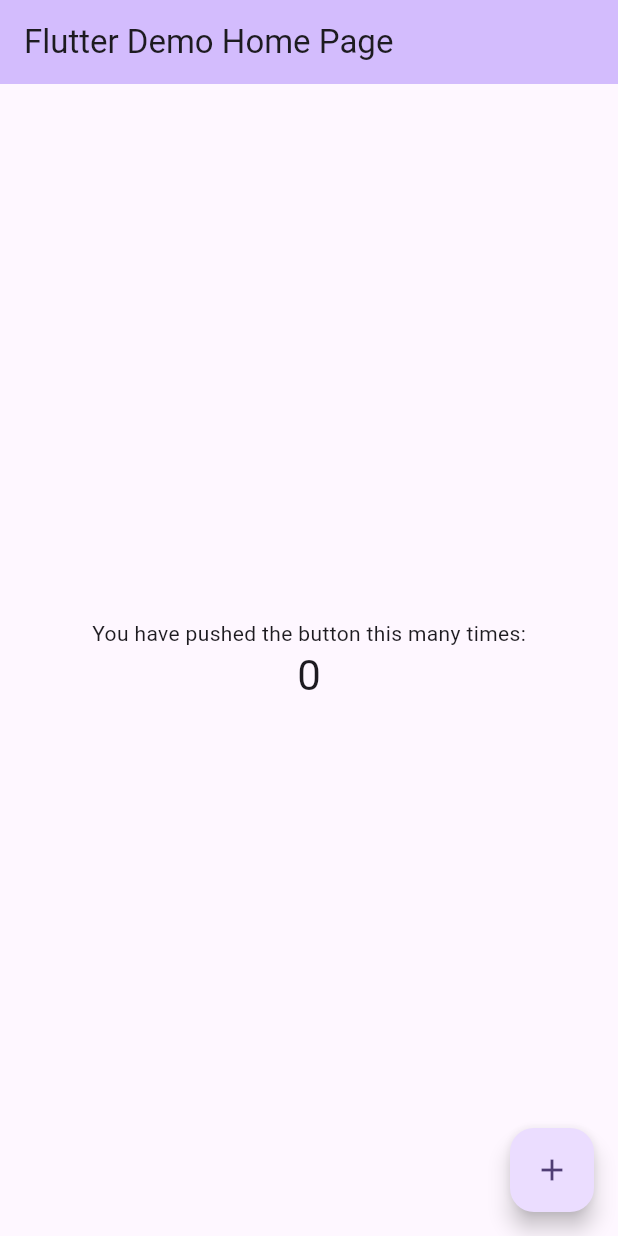
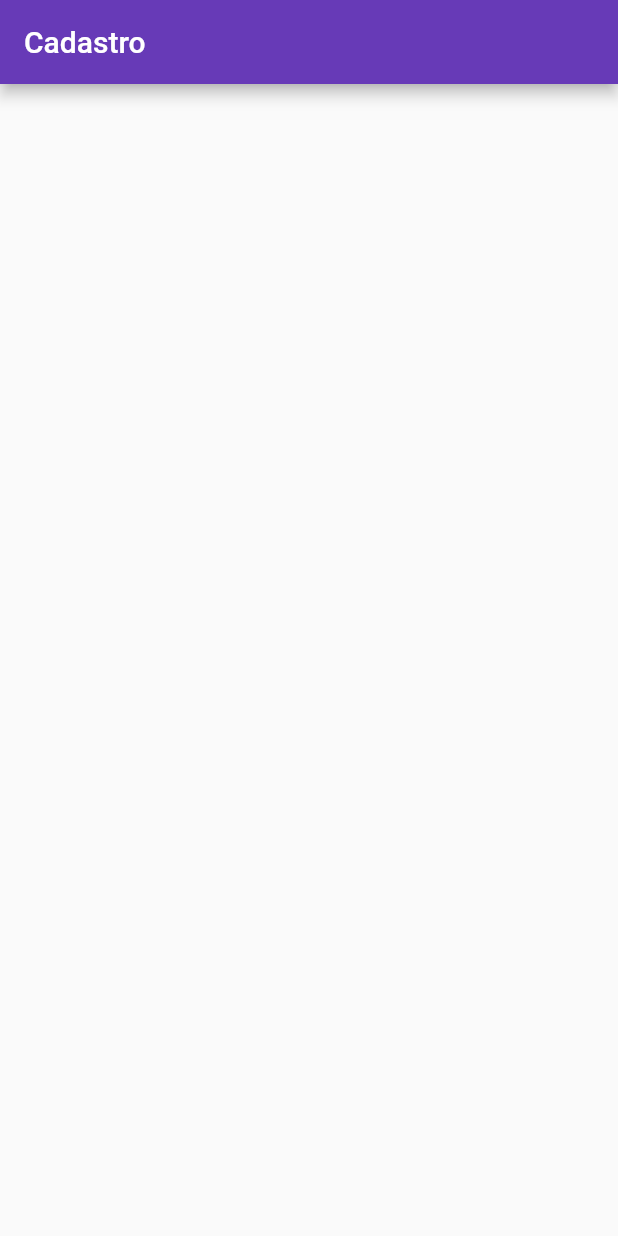
Before and after one commit to ocarlls/Flutter-Contact-Management-Project, a Flutter app: the screen it shows after launch, on a phone screen of 412 x 824 dp. Run offline on Flutter 3.47's test engine with Material 2 defaults, Android fonts, the phone set to English and light mode, and no system bars.

Commit message:
Estruturação da página inicial onde será criado o formulario de cadastro

```diff
--- /dev/null
+++ b/lib/app/pages/app_widget.dart
@@ -0,0 +1,16 @@
+import 'package:crud_flutter/app/pages/register/register_page.dart';
+import 'package:flutter/material.dart';
+
+class MyApp extends StatelessWidget {
+  @override
+  Widget build(BuildContext context) {
+    return MaterialApp(
+      theme: ThemeData(
+        primarySwatch: Colors.deepPurple,
+      ),
+      title: "Flutter Demo",
+      home: RegisterPage(),
+      debugShowCheckedModeBanner: false,
+    );
+  }
+}
--- /dev/null
+++ b/lib/app/pages/register/register_page.dart
@@ -0,0 +1,19 @@
+import 'package:flutter/material.dart';
+
+class RegisterPage extends StatefulWidget {
+  const RegisterPage({super.key});
+
+  @override
+  State<StatefulWidget> createState() => _RegisterPageState();
+}
+
+class _RegisterPageState extends State<RegisterPage> {
+  @override
+  Widget build(BuildContext context) {
+    return Scaffold(
+      appBar: AppBar(
+        title: Text('Cadastro'),
+      ),
+    );
+  }
+}
--- a/lib/main.dart
+++ b/lib/main.dart
@@ -1,125 +1,6 @@
+import 'package:crud_flutter/app/pages/app_widget.dart';
 import 'package:flutter/material.dart';
 
 void main() {
-  runApp(const MyApp());
+  runApp(MyApp());
 }
-
-class MyApp extends StatelessWidget {
-  const MyApp({super.key});
-
-  // This widget is the root of your application.
-  @override
-  Widget build(BuildContext context) {
-    return MaterialApp(
-      title: 'Flutter Demo',
-      theme: ThemeData(
-        // This is the theme of your application.
-        //
-        // TRY THIS: Try running your application with "flutter run". You'll see
-        // the application has a blue toolbar. Then, without quitting the app,
-        // try changing the seedColor in the colorScheme below to Colors.green
-        // and then invoke "hot reload" (save your changes or press the "hot
-        // reload" button in a Flutter-supported IDE, or press "r" if you used
-        // the command line to start the app).
-        //
-        // Notice that the counter didn't reset back to zero; the application
-        // state is not lost during the reload. To reset the state, use hot
-        // restart instead.
-        //
-        // This works for code too, not just values: Most code changes can be
-        // tested with just a hot reload.
-        colorScheme: ColorScheme.fromSeed(seedColor: Colors.deepPurple),
-        useMaterial3: true,
-      ),
-      home: const MyHomePage(title: 'Flutter Demo Home Page'),
-    );
-  }
-}
-
-class MyHomePage extends StatefulWidget {
-  const MyHomePage({super.key, required this.title});
-
-  // This widget is the home page of your application. It is stateful, meaning
-  // that it has a State object (defined below) that contains fields that affect
-  // how it looks.
-
-  // This class is the configuration for the state. It holds the values (in this
-  // case the title) provided by the parent (in this case the App widget) and
-  // used by the build method of the State. Fields in a Widget subclass are
-  // always marked "final".
-
-  final String title;
-
-  @override
-  State<MyHomePage> createState() => _MyHomePageState();
-}
-
-class _MyHomePageState extends State<MyHomePage> {
-  int _counter = 0;
-
-  void _incrementCounter() {
-    setState(() {
-      // This call to setState tells the Flutter framework that something has
-      // changed in this State, which causes it to rerun the build method below
-      // so that the display can reflect the updated values. If we changed
-      // _counter without calling setState(), then the build method would not be
-      // called again, and so nothing would appear to happen.
-      _counter++;
-    });
-  }
-
-  @override
-  Widget build(BuildContext context) {
-    // This method is rerun every time setState is called, for instance as done
-    // by the _incrementCounter method above.
-    //
-    // The Flutter framework has been optimized to make rerunning build methods
-    // fast, so that you can just rebuild anything that needs updating rather
-    // than having to individually change instances of widgets.
-    return Scaffold(
-      appBar: AppBar(
-        // TRY THIS: Try changing the color here to a specific color (to
-        // Colors.amber, perhaps?) and trigger a hot reload to see the AppBar
-        // change color while the other colors stay the same.
-        backgroundColor: Theme.of(context).colorScheme.inversePrimary,
-        // Here we take the value from the MyHomePage object that was created by
-        // the App.build method, and use it to set our appbar title.
-        title: Text(widget.title),
-      ),
-      body: Center(
-        // Center is a layout widget. It takes a single child and positions it
-        // in the middle of the parent.
-        child: Column(
-          // Column is also a layout widget. It takes a list of children and
-          // arranges them vertically. By default, it sizes itself to fit its
-          // children horizontally, and tries to be as tall as its parent.
-          //
-          // Column has various properties to control how it sizes itself and
-          // how it positions its children. Here we use mainAxisAlignment to
-          // center the children vertically; the main axis here is the vertical
-          // axis because Columns are vertical (the cross axis would be
-          // horizontal).
-          //
-          // TRY THIS: Invoke "debug painting" (choose the "Toggle Debug Paint"
-          // action in the IDE, or press "p" in the console), to see the
-          // wireframe for each widget.
-          mainAxisAlignment: MainAxisAlignment.center,
-          children: <Widget>[
-            const Text(
-              'You have pushed the button this many times:',
-            ),
-            Text(
-              '$_counter',
-              style: Theme.of(context).textTheme.headlineMedium,
-            ),
-          ],
-        ),
-      ),
-      floatingActionButton: FloatingActionButton(
-        onPressed: _incrementCounter,
-        tooltip: 'Increment',
-        child: const Icon(Icons.add),
-      ), // This trailing comma makes auto-formatting nicer for build methods.
-    );
-  }
-}
--- a/pubspec.yaml
+++ b/pubspec.yaml
@@ -35,6 +35,7 @@ dependencies:
   # The following adds the Cupertino Icons font to your application.
   # Use with the CupertinoIcons class for iOS style icons.
   cupertino_icons: ^1.0.2
+  http: ^1.1.0
 
 dev_dependencies:
   flutter_test:
```
Also changed, not shown: pubspec.lock, 1 other file.
